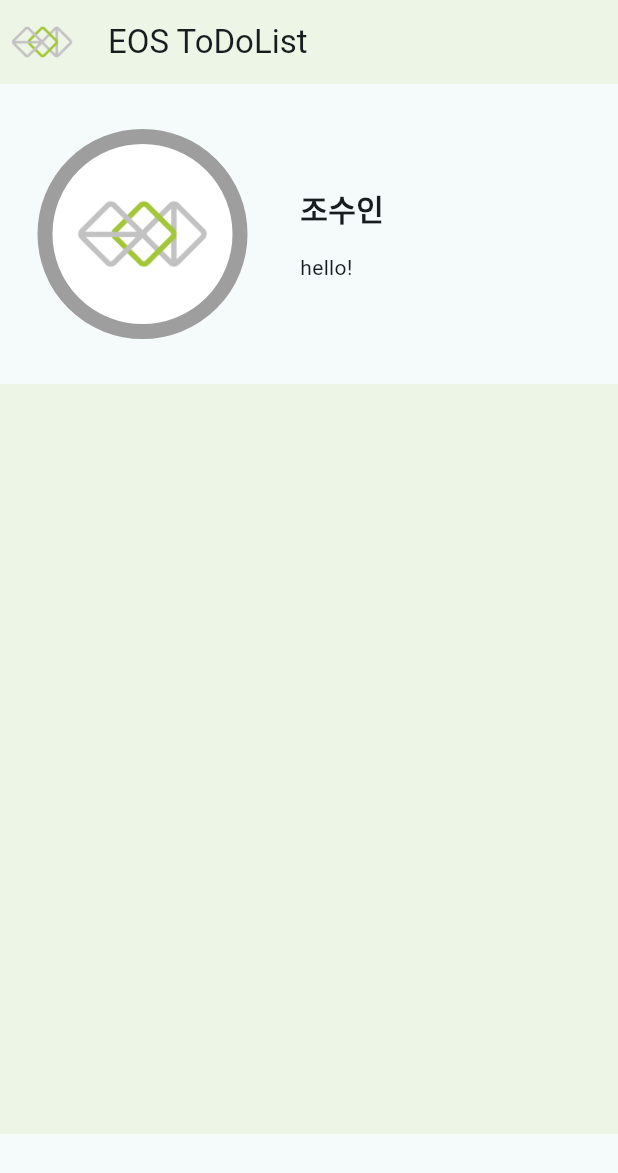
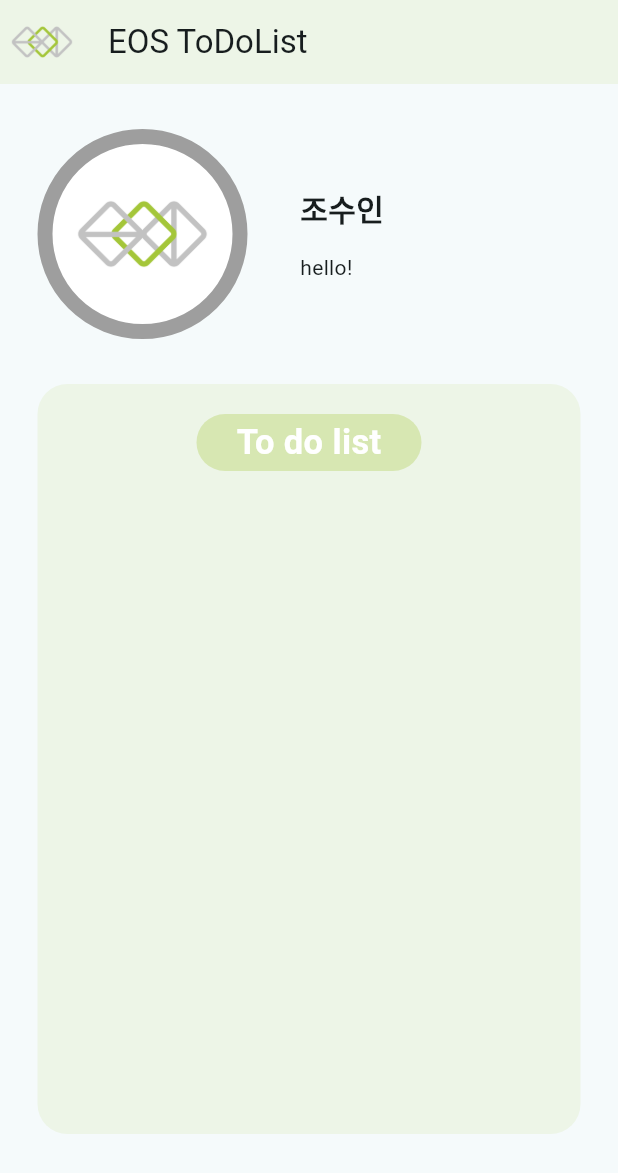
Before and after one commit to sooin923/2024_EOS_basic_project, a Flutter app: the screen it shows after launch, on a phone screen of 412 x 824 dp. Shown: the top 1173 px of the screen. Run offline on Flutter 3.47's test engine with Material 3 defaults, Android fonts, the light colour scheme and no system bars; Roboto replaces fonts that are missing (Pretendard).

Commit message:
class_1021

```diff
--- a/lib/main.dart
+++ b/lib/main.dart
@@ -1,4 +1,5 @@
 import 'package:flutter/material.dart';
+import 'package:todolist_eos/screens/home_screen.dart';
 
 void main() {
   runApp(const MyApp());
@@ -15,71 +16,71 @@ class MyApp extends StatelessWidget {
         fontFamily: 'Pretendard',
         useMaterial3: true,
       ),
-      home: MyHomePage(),
+      home: HomeScreen(),
     );
   }
 }
 
-class MyHomePage extends StatelessWidget {
-  const MyHomePage({Key? key}) : super(key: key);
-
-  @override
-  Widget build(BuildContext context) {
-    return Scaffold(
-      appBar: AppBar(
-        backgroundColor: Color(0xFFA4C639).withOpacity(0.1),
-        title: Text('EOS ToDoList'),
-        leading: Image.asset('assets/images/eos_logo.png'),
-      ),
-
-
-      body: Column(
-        children: [
-          Container(
-            padding: EdgeInsets.all(25),
-            height: 200,
-            child:Row(
-              children: [
-                Container(
-                  width: 140,
-                  height: 140,
-                  decoration: BoxDecoration(
-                    color: Colors.white,
-                    border: Border.all(width:10, color: Colors.grey),
-                    borderRadius: BorderRadius.circular(100),
-                  ),
-                  child:Center(
-                    child: Image.asset('assets/images/eos_logo.png')
-                  ),
-                ),
-                SizedBox(
-                  width: 35,
-                ),
-                Expanded(
-                  child: Column(
-                    mainAxisAlignment: MainAxisAlignment.center,
-                    crossAxisAlignment: CrossAxisAlignment.start,
-                    children: [
-                      Text(
-                        '조수인',
-                        style: TextStyle(
-                          fontSize: 20,
-                          fontWeight: FontWeight.bold,
-                        ),
-                      ),
-                      SizedBox(
-                        height: 15,
-                      ),
-                      Text('hello!')
-                    ]),
-                )
-              ])),
-          Container(
-            height: 500,
-            color: Color(0xFFA4C639).withOpacity(0.1),
-          ),
-
-        ],
-      ));
-  }
-}
+// class MyHomePage extends StatelessWidget {
+//   const MyHomePage({Key? key}) : super(key: key);
+//
+//   @override
+//   Widget build(BuildContext context) {
+//     return Scaffold(
+//       appBar: AppBar(
+//         backgroundColor: Color(0xFFA4C639).withOpacity(0.1),
+//         title: Text('EOS ToDoList'),
+//         leading: Image.asset('assets/images/eos_logo.png'),
+//       ),
+//
+//
+//       body: Column(
+//         children: [
+//           Container(
+//             padding: EdgeInsets.all(25),
+//             height: 200,
+//             child:Row(
+//               children: [
+//                 Container(
+//                   width: 140,
+//                   height: 140,
+//                   decoration: BoxDecoration(
+//                     color: Colors.white,
+//                     border: Border.all(width:10, color: Colors.grey),
+//                     borderRadius: BorderRadius.circular(100),
+//                   ),
+//                   child:Center(
+//                     child: Image.asset('assets/images/eos_logo.png')
+//                   ),
+//                 ),
+//                 SizedBox(
+//                   width: 35,
+//                 ),
+//                 Expanded(
+//                   child: Column(
+//                     mainAxisAlignment: MainAxisAlignment.center,
+//                     crossAxisAlignment: CrossAxisAlignment.start,
+//                     children: [
+//                       Text(
+//                         '조수인',
+//                         style: TextStyle(
+//                           fontSize: 20,
+//                           fontWeight: FontWeight.bold,
+//                         ),
+//                       ),
+//                       SizedBox(
+//                         height: 15,
+//                       ),
+//                       Text('hello!')
+//                     ]),
+//                 )
+//               ])),
+//           Container(
+//             height: 500,
+//             color: Color(0xFFA4C639).withOpacity(0.1),
+//           ),
+//
+//         ],
+//       ));
+//   }
+// }
--- /dev/null
+++ b/lib/screens/home_screen.dart
@@ -0,0 +1,99 @@
+import 'package:flutter/cupertino.dart';
+import 'package:flutter/material.dart';
+
+class HomeScreen extends StatelessWidget {
+  const HomeScreen({Key? key}) : super(key: key);
+
+  @override
+  Widget build(BuildContext context) {
+    return Scaffold(
+      appBar: AppBar(
+        backgroundColor: Color(0xFFA4C639).withOpacity(0.1),
+        title: Text('EOS ToDoList'),
+        leading: Image.asset('assets/images/eos_logo.png'),
+      ),
+
+
+      body: Column(
+        children: [
+          Container(
+              padding: EdgeInsets.all(25),
+              height: 200,
+              child:Row(
+                  children: [
+                    Container(
+                      width: 140,
+                      height: 140,
+                      decoration: BoxDecoration(
+                        color: Colors.white,
+                        border: Border.all(width:10, color: Colors.grey),
+                        borderRadius: BorderRadius.circular(100),
+                      ),
+                      child:Center(
+                          child: Image.asset('assets/images/eos_logo.png')
+                      ),
+                    ),
+                    SizedBox(
+                      width: 35,
+                    ),
+                    Expanded(
+                      child: Column(
+                          mainAxisAlignment: MainAxisAlignment.center,
+                          crossAxisAlignment: CrossAxisAlignment.start,
+                          children: [
+                            Text(
+                              '조수인',
+                              style: TextStyle(
+                                fontSize: 20,
+                                fontWeight: FontWeight.bold,
+                              ),
+                            ),
+                            SizedBox(
+                              height: 15,
+                            ),
+                            Text('hello!')
+                          ]),
+                    )
+                  ])),
+          Stack(
+            children: [
+              Padding(
+                padding: EdgeInsets.symmetric(horizontal: 25),
+                child: Container(
+                  width: MediaQuery.of(context).size.width,
+                  height: 500,
+                  decoration: BoxDecoration(
+                    color: Color(0xFFA4C639).withOpacity(0.1),
+                    borderRadius: BorderRadius.circular(20)
+                  ),
+                ),
+              ),
+              Positioned(
+                top: 20,
+                left: (MediaQuery.of(context).size.width - 150)/2,
+                child: Container(
+                  width: 150,
+                  height: 38,
+                  decoration: BoxDecoration(
+                    color: Color(0xFFA4C639).withOpacity(0.3),
+                    borderRadius: BorderRadius.circular(30),
+                  ),
+
+                  child: Center(
+                    child: Text(
+                      "To do list",
+                      style: TextStyle(
+                        color: Colors.white,
+                        fontSize: 23,
+                        fontWeight: FontWeight.w600
+                      ),
+                    ),
+                  ),
+                ),
+              )
+            ],
+          )
+        ],
+      ));
+}
+}
```
